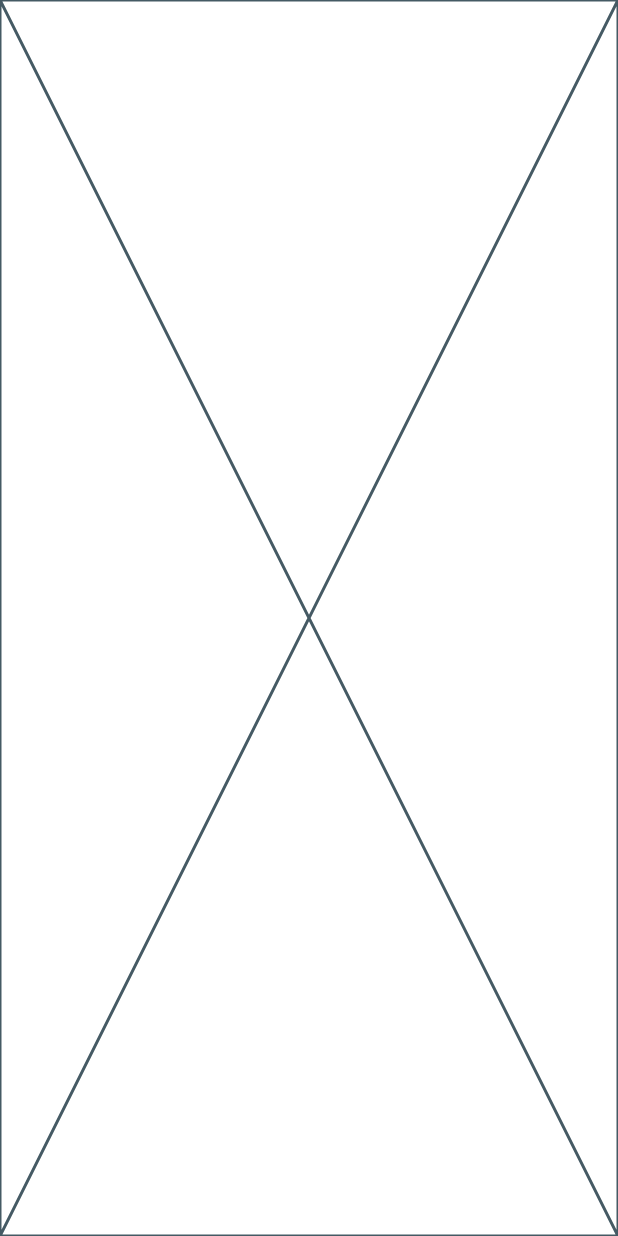
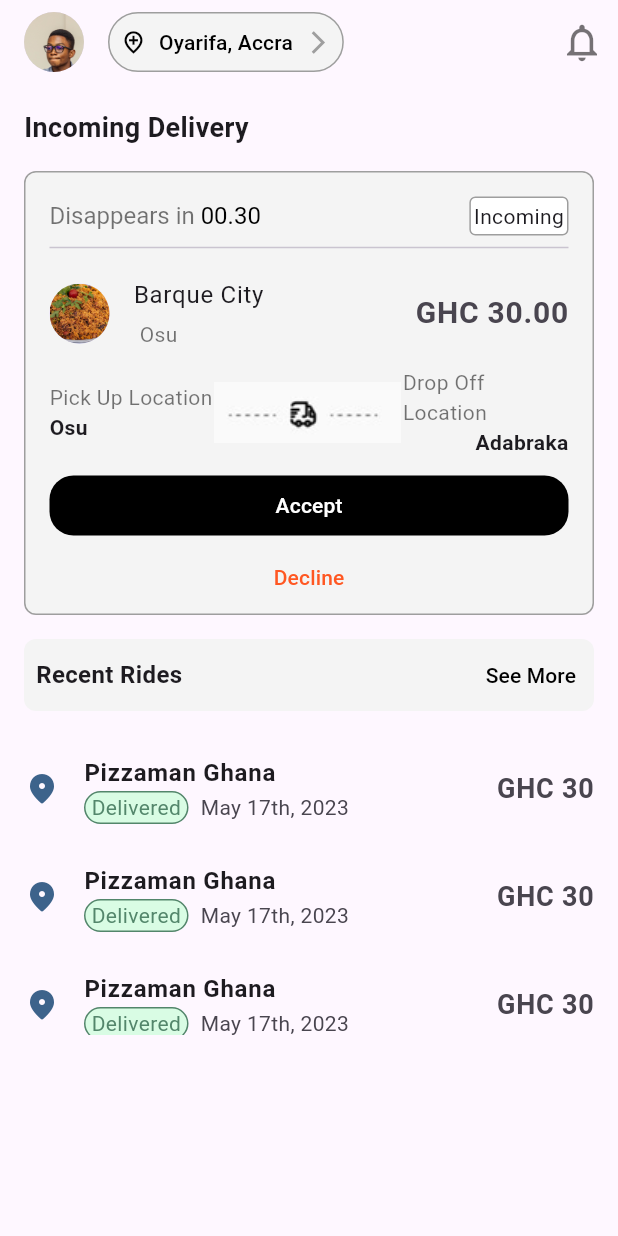
Before and after one commit to Carlysberg/test_gabriel, a Flutter app: the screen it shows after launch, on a phone screen of 412 x 824 dp. Run offline on Flutter 3.47's test engine with Material 3 defaults, Android fonts, the phone set to English and light mode, and no system bars; our stand-ins replace auto_route; generated files the repository leaves out were written again.

Commit message:
feat: done with home screen

```diff
--- /dev/null
+++ b/lib/common/constants.dart
@@ -0,0 +1,10 @@
+import 'package:flutter/material.dart';
+
+class Constants {
+  static const kLargeTitleTextStyle =
+      TextStyle(fontSize: 18, fontWeight: FontWeight.bold);
+  static const kMediumTitleTextStyle =
+      TextStyle(fontSize: 16, fontWeight: FontWeight.bold);
+  static const kSmallTitleTextStyle = TextStyle(color: Colors.black);
+  static const kSmallTextStyle = TextStyle(color: Colors.black54);
+}
--- /dev/null
+++ b/lib/common/enum/order_status.dart
@@ -0,0 +1,9 @@
+enum OrderStatus {
+  incoming("Incoming", 0xFFFFFFFF),
+  delivered("Delivered", 0xFFD9FCE4),
+  upcoming("Upcoming", 0xFFFFFFFF);
+
+  final String text;
+  final int backgroundColor;
+  const OrderStatus(this.text, this.backgroundColor);
+}
--- /dev/null
+++ b/lib/home_page/component/incoming_delivery_container.dart
@@ -0,0 +1,136 @@
+import 'package:flutter/material.dart';
+import 'package:test_gabriel/common/constants.dart';
+import 'package:test_gabriel/common/enum/order_status.dart';
+
+class IncomingDeliveryContainer extends StatelessWidget {
+  const IncomingDeliveryContainer({
+    super.key,
+  });
+
+  @override
+  Widget build(BuildContext context) {
+    return Container(
+        padding: EdgeInsets.only(left: 16, top: 16, right: 16),
+        decoration: BoxDecoration(
+            color: Color(0xFFF4F4F4),
+            borderRadius: BorderRadius.circular(8),
+            border: Border.all(color: Colors.grey)),
+        child: Column(
+          crossAxisAlignment: CrossAxisAlignment.stretch,
+          children: [
+            Row(
+              mainAxisAlignment: MainAxisAlignment.spaceBetween,
+              children: [
+                RichText(
+                  text: TextSpan(
+                    children: [
+                      TextSpan(
+                          text: "Disappears in ",
+                          style:
+                              Constants.kSmallTextStyle.copyWith(fontSize: 16)),
+                      TextSpan(
+                          text: "00.30",
+                          style: TextStyle(color: Colors.black, fontSize: 16)),
+                    ],
+                  ),
+                ),
+                Container(
+                  padding: EdgeInsets.all(2),
+                  decoration: BoxDecoration(
+                    borderRadius: BorderRadius.circular(4),
+                    border: Border.all(color: Colors.grey),
+                    color: Color(OrderStatus.incoming.backgroundColor),
+                  ),
+                  child: Text(OrderStatus.incoming.text),
+                )
+              ],
+            ),
+            Divider(),
+            ListTile(
+              contentPadding: EdgeInsets.zero,
+              leading: CircleAvatar(
+                backgroundImage: AssetImage("assets/images/jollof_image.jpg"),
+              ),
+              title: Text(
+                "Barque City",
+                overflow: TextOverflow.ellipsis,
+              ),
+              subtitle: Container(
+                padding: EdgeInsets.all(4),
+                decoration: BoxDecoration(
+                  color: Color(0xFFF4F4F4),
+                  borderRadius: BorderRadius.circular(4),
+                ),
+                child: Text(
+                  "Osu",
+                  style: Constants.kSmallTextStyle,
+                ),
+              ),
+              trailing: Text(
+                "GHC 30.00",
+                style: TextStyle(
+                  fontSize: 20,
+                  fontWeight: FontWeight.bold,
+                ),
+              ),
+            ),
+            Row(
+              mainAxisAlignment: MainAxisAlignment.spaceBetween,
+              children: [
+                Flexible(
+                  child: Column(
+                    crossAxisAlignment: CrossAxisAlignment.start,
+                    children: [
+                      Text(
+                        "Pick Up Location",
+                        style: Constants.kSmallTextStyle,
+                      ),
+                      Text(
+                        "Osu",
+                        overflow: TextOverflow.ellipsis,
+                        style: TextStyle(fontWeight: FontWeight.bold),
+                      ),
+                    ],
+                  ),
+                ),
+                Image.asset("assets/images/bus_with_dashes.png"),
+                Flexible(
+                  child: Column(
+                    crossAxisAlignment: CrossAxisAlignment.end,
+                    children: [
+                      Text(
+                        "Drop Off Location",
+                        style: Constants.kSmallTextStyle,
+                      ),
+                      Text(
+                        "Adabraka",
+                        overflow: TextOverflow.ellipsis,
+                        style: TextStyle(fontWeight: FontWeight.bold),
+                      ),
+                    ],
+                  ),
+                )
+              ],
+            ),
+            const SizedBox(height: 8),
+            TextButton(
+              onPressed: () {},
+              style: ButtonStyle(
+                backgroundColor: WidgetStateProperty.all(Colors.black),
+                foregroundColor: WidgetStateProperty.all(Colors.white),
+                shape: WidgetStateProperty.all(RoundedRectangleBorder(
+                    borderRadius: BorderRadius.circular(16))),
+              ),
+              child: Text("Accept"),
+            ),
+            TextButton(
+              onPressed: () {},
+              child: Text(
+                "Decline",
+                style: TextStyle(color: Colors.deepOrange),
+              ),
+            ),
+          ],
+        ));
+  }
+}
--- /dev/null
+++ b/lib/home_page/component/location_button.dart
@@ -0,0 +1,40 @@
+import 'package:flutter/material.dart';
+
+class LocationButton extends StatelessWidget {
+  const LocationButton({
+    super.key,
+  });
+
+  @override
+  Widget build(BuildContext context) {
+    return OutlinedButton(
+      style: ButtonStyle(
+        backgroundColor: WidgetStateProperty.all<Color>(
+          Color(0xFFF4F4F4),
+        ),
+        padding: WidgetStateProperty.all<EdgeInsetsGeometry>(
+          EdgeInsets.all(8.0),
+        ),
+        side: WidgetStateProperty.all<BorderSide>(
+          BorderSide(color: Colors.grey),
+        ),
+      ),
+      onPressed: () {},
+      child: Row(
+        mainAxisSize: MainAxisSize.min,
+        spacing: 8.0,
+        children: [
+          Icon(Icons.add_location_outlined, color: Colors.black),
+          Text(
+            "Oyarifa, Accra",
+            style: TextStyle(color: Colors.black),
+          ),
+          Icon(
+            Icons.arrow_forward_ios,
+            color: Colors.grey,
+          ),
+        ],
+      ),
+    );
+  }
+}
--- /dev/null
+++ b/lib/home_page/component/recent_rides.dart
@@ -0,0 +1,61 @@
+import 'package:flutter/material.dart';
+import 'package:test_gabriel/common/enum/order_status.dart';
+
+class RecentRides extends StatelessWidget {
+  const RecentRides({
+    super.key,
+  });
+
+  @override
+  Widget build(BuildContext context) {
+    return SizedBox(
+      height: 200,
+      child: ListView.builder(
+          itemCount: 3,
+          itemBuilder: (context, index) {
+            return ListTile(
+              contentPadding: EdgeInsets.zero,
+              leading: Icon(
+                Icons.location_on_rounded,
+                color: Color(0xFF3D638B),
+              ),
+              title: Text(
+                "Pizzaman Ghana",
+                style: TextStyle(fontSize: 16, fontWeight: FontWeight.bold),
+              ),
+              subtitle: Row(
+                spacing: 8,
+                children: [
+                  Container(
+                    padding: EdgeInsets.symmetric(horizontal: 4),
+                    decoration: BoxDecoration(
+                      borderRadius: BorderRadius.circular(16),
+                      border: Border.all(
+                        color: Color(0xFF53866B),
+                      ),
+                      color: Color(OrderStatus.delivered.backgroundColor),
+                    ),
+                    child: Text(
+                      OrderStatus.delivered.text,
+                      style: TextStyle(color: Color(0xFF53866B)),
+                    ),
+                  ),
+                  Flexible(
+                      child: Text(
+                    "May 17th, 2023",
+                    overflow: TextOverflow.ellipsis,
+                  )),
+                ],
+              ),
+              trailing: Text(
+                "GHC 30",
+                style: TextStyle(
+                  fontSize: 18,
+                  fontWeight: FontWeight.bold,
+                ),
+              ),
+            );
+          }),
+    );
+  }
+}
--- a/lib/home_page/view/home_page.dart
+++ b/lib/home_page/view/home_page.dart
@@ -1,5 +1,9 @@
 import 'package:auto_route/auto_route.dart';
 import 'package:flutter/material.dart';
+import 'package:test_gabriel/common/constants.dart';
+import 'package:test_gabriel/home_page/component/incoming_delivery_container.dart';
+import 'package:test_gabriel/home_page/component/location_button.dart';
+import 'package:test_gabriel/home_page/component/recent_rides.dart';
 
 @RoutePage()
 class HomePage extends StatelessWidget {
@@ -7,6 +11,67 @@ class HomePage extends StatelessWidget {
 
   @override
   Widget build(BuildContext context) {
-    return const Placeholder();
+    return Scaffold(
+        appBar: AppBar(
+          leading: Padding(
+            padding: const EdgeInsets.only(left: 16.0),
+            child: CircleAvatar(
+              backgroundImage: AssetImage("assets/images/profile_picture.jpg"),
+            ),
+          ),
+          title: LocationButton(),
+          actions: [
+            IconButton(
+              onPressed: () {},
+              icon: Icon(
+                Icons.notifications_none_outlined,
+                size: 30,
+                color: Colors.black54,
+              ),
+            )
+          ],
+        ),
+        body: SingleChildScrollView(
+          child: Padding(
+            padding: const EdgeInsets.all(16.0),
+            child: Column(
+              spacing: 16.0,
+              crossAxisAlignment: CrossAxisAlignment.start,
+              children: [
+                Text(
+                  "Incoming Delivery",
+                  style: Constants.kLargeTitleTextStyle,
+                ),
+                IncomingDeliveryContainer(),
+                Container(
+                  decoration: BoxDecoration(
+                    color: Color(0xFFF4F4F4),
+                    borderRadius: BorderRadius.circular(8),
+                  ),
+                  child: Row(
+                    mainAxisAlignment: MainAxisAlignment.spaceBetween,
+                    children: [
+                      Padding(
+                        padding: const EdgeInsets.only(left: 8.0),
+                        child: Text(
+                          "Recent Rides",
+                          style: Constants.kMediumTitleTextStyle,
+                        ),
+                      ),
+                      TextButton(
+                        onPressed: () {},
+                        child: Text(
+                          "See More",
+                          style: Constants.kSmallTitleTextStyle,
+                        ),
+                      ),
+                    ],
+                  ),
+                ),
+                RecentRides(),
+              ],
+            ),
+          ),
+        ));
   }
 }
--- a/pubspec.yaml
+++ b/pubspec.yaml
@@ -61,8 +61,8 @@ flutter:
   uses-material-design: true
 
   # To add assets to your application, add an assets section, like this:
-  # assets:
-  #   - images/a_dot_burr.jpeg
+  assets:
+    - assets/images/
   #   - images/a_dot_ham.jpeg
 
   # An image asset can refer to one or more resolution-specific "variants", see
```
Also changed, not shown: assets/images/bus_with_dashes.png (added), assets/images/jollof_image.jpg (added), assets/images/profile_picture.jpg (added).
